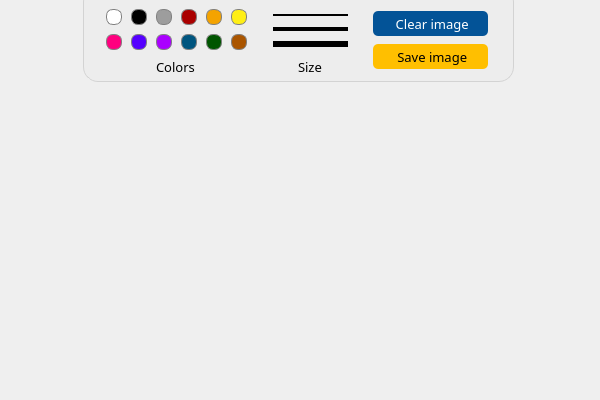
First picture: the form in Frontend/PaintWidget.ui, repository andreitdr/project-gartic, before the edit.
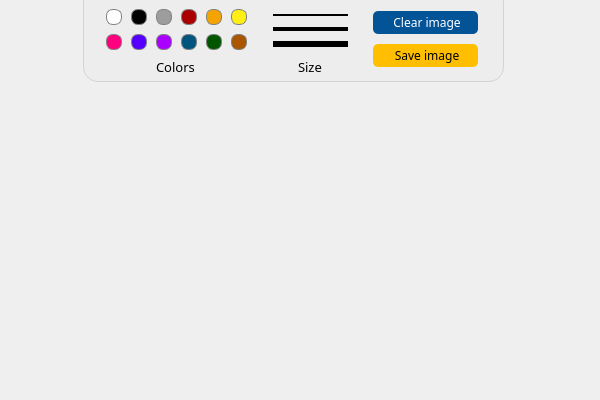
Second picture: the form after the edit. Icons and pictures are not drawn.

Commit message: Implemented functionality for paintWidget customizer

The edit to the form file:
```diff
--- a/Frontend/PaintWidget.ui
+++ b/Frontend/PaintWidget.ui
@@ -30,7 +30,7 @@
     <rect>
      <x>83</x>
      <y>-13</y>
-     <width>431</width>
+     <width>421</width>
      <height>95</height>
     </rect>
    </property>
@@ -435,14 +435,14 @@
       <rect>
        <x>20</x>
        <y>12</y>
-       <width>115</width>
-       <height>25</height>
+       <width>105</width>
+       <height>23</height>
       </rect>
      </property>
      <property name="font">
       <font>
        <family>Nunito Medium</family>
-       <pointsize>10</pointsize>
+       <pointsize>9</pointsize>
       </font>
      </property>
      <property name="styleSheet">
@@ -463,14 +463,14 @@
       <rect>
        <x>20</x>
        <y>45</y>
-       <width>115</width>
-       <height>25</height>
+       <width>105</width>
+       <height>23</height>
       </rect>
      </property>
      <property name="font">
       <font>
        <family>Nunito Medium</family>
-       <pointsize>10</pointsize>
+       <pointsize>9</pointsize>
       </font>
      </property>
      <property name="styleSheet">
```
Left out of the diff: 40 changed lines with no effect on the pictures. The commit also changes 2 other files.
